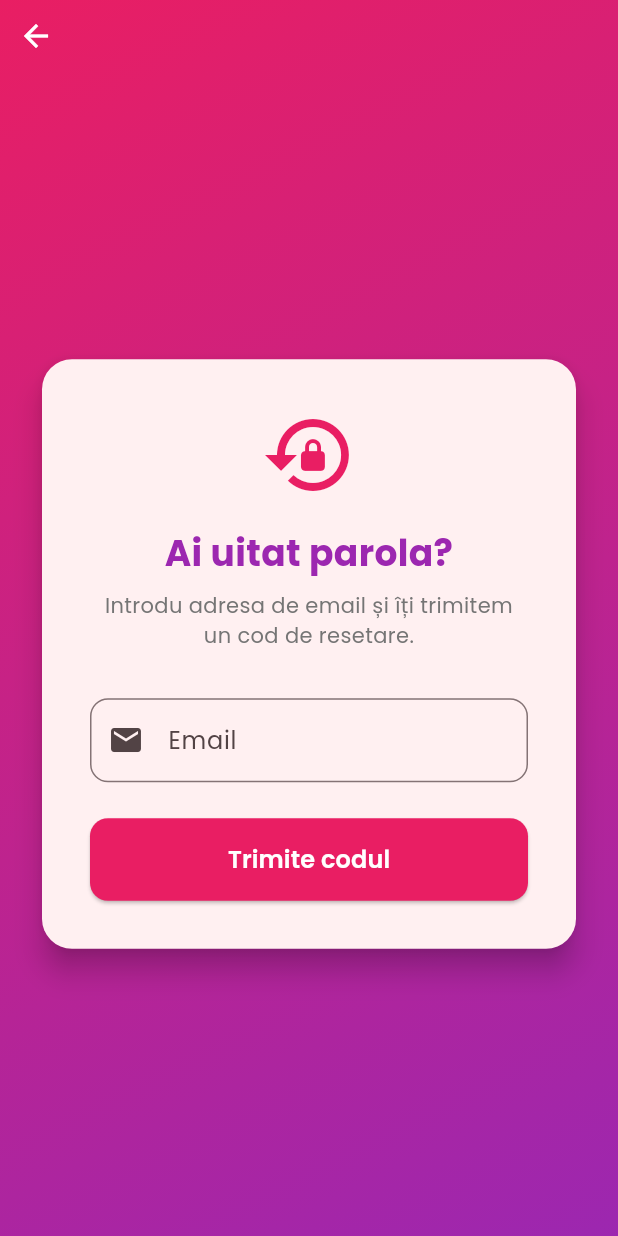
After one commit to catalinvangheli-ai/datingx, a Flutter app: the ForgotPasswordScreen screen opened directly, on a phone screen of 412 x 824 dp. The commit adds this screen. Run offline on Flutter 3.47's test engine with Material 3 defaults, Android fonts, the phone set to English and light mode, and no system bars; our stand-ins replace google_fonts, image_picker, shared_preferences; accounts and stored records are empty; network calls fail.

Commit message:
Add password reset via email (forgot-password + reset-password)

```diff
--- a/lib/config/api_config.dart
+++ b/lib/config/api_config.dart
@@ -9,6 +9,8 @@ class ApiConfig {
   static const String authLogin = '/auth/login';
   static const String authMe = '/auth/me';
   static const String authDeleteAccount = '/auth/account';
+  static const String authForgotPassword = '/auth/forgot-password';
+  static const String authResetPassword = '/auth/reset-password';
 
   static const String profile = '/profile';
   static const String profileMatches = '/profile/matches';
--- /dev/null
+++ b/lib/screens/forgot_password_screen.dart
@@ -0,0 +1,184 @@
+import 'package:flutter/material.dart';
+import 'package:google_fonts/google_fonts.dart';
+import 'package:provider/provider.dart';
+import '../providers/auth_provider.dart';
+import 'reset_password_screen.dart';
+
+class ForgotPasswordScreen extends StatefulWidget {
+  const ForgotPasswordScreen({super.key});
+
+  @override
+  State<ForgotPasswordScreen> createState() => _ForgotPasswordScreenState();
+}
+
+class _ForgotPasswordScreenState extends State<ForgotPasswordScreen> {
+  final _formKey = GlobalKey<FormState>();
+  final _emailController = TextEditingController();
+
+  @override
+  void dispose() {
+    _emailController.dispose();
+    super.dispose();
+  }
+
+  Future<void> _submit() async {
+    if (!_formKey.currentState!.validate()) return;
+
+    final authProvider = Provider.of<AuthProvider>(context, listen: false);
+    final email = _emailController.text.trim();
+
+    final success = await authProvider.forgotPassword(email);
+
+    if (!mounted) return;
+
+    if (success) {
+      Navigator.of(context).push(
+        MaterialPageRoute(
+          builder: (_) => ResetPasswordScreen(email: email),
+        ),
+      );
+    } else {
+      ScaffoldMessenger.of(context).showSnackBar(
+        const SnackBar(
+          content: Text('Eroare la trimiterea emailului. Încearcă din nou.'),
+          backgroundColor: Colors.red,
+        ),
+      );
+    }
+  }
+
+  @override
+  Widget build(BuildContext context) {
+    return Scaffold(
+      body: Container(
+        decoration: const BoxDecoration(
+          gradient: LinearGradient(
+            begin: Alignment.topLeft,
+            end: Alignment.bottomRight,
+            colors: [Color(0xFFE91E63), Color(0xFF9C27B0)],
+          ),
+        ),
+        child: SafeArea(
+          child: Column(
+            children: [
+              // Buton înapoi
+              Align(
+                alignment: Alignment.topLeft,
+                child: IconButton(
+                  icon: const Icon(Icons.arrow_back, color: Colors.white),
+                  onPressed: () => Navigator.of(context).pop(),
+                ),
+              ),
+              Expanded(
+                child: Center(
+                  child: SingleChildScrollView(
+                    padding: const EdgeInsets.all(24),
+                    child: Card(
+                      elevation: 8,
+                      shape: RoundedRectangleBorder(
+                        borderRadius: BorderRadius.circular(20),
+                      ),
+                      child: Container(
+                        constraints: const BoxConstraints(maxWidth: 500),
+                        padding: const EdgeInsets.all(32),
+                        child: Form(
+                          key: _formKey,
+                          child: Column(
+                            mainAxisSize: MainAxisSize.min,
+                            crossAxisAlignment: CrossAxisAlignment.stretch,
+                            children: [
+                              const Icon(
+                                Icons.lock_reset,
+                                size: 64,
+                                color: Color(0xFFE91E63),
+                              ),
+                              const SizedBox(height: 16),
+                              Text(
+                                'Ai uitat parola?',
+                                style: GoogleFonts.poppins(
+                                  fontSize: 24,
+                                  fontWeight: FontWeight.bold,
+                                  color: const Color(0xFF9C27B0),
+                                ),
+                                textAlign: TextAlign.center,
+                              ),
+                              const SizedBox(height: 8),
+                              Text(
+                                'Introdu adresa de email și îți trimitem un cod de resetare.',
+                                style: GoogleFonts.poppins(
+                                  fontSize: 14,
+                                  color: Colors.grey[600],
+                                ),
+                                textAlign: TextAlign.center,
+                              ),
+                              const SizedBox(height: 32),
+
+                              TextFormField(
+                                controller: _emailController,
+                                keyboardType: TextInputType.emailAddress,
+                                decoration: InputDecoration(
+                                  labelText: 'Email',
+                                  prefixIcon: const Icon(Icons.email),
+                                  border: OutlineInputBorder(
+                                    borderRadius: BorderRadius.circular(12),
+                                  ),
+                                ),
+                                validator: (value) {
+                                  if (value == null || value.isEmpty) {
+                                    return 'Introdu adresa de email';
+                                  }
+                                  if (!RegExp(r'^[\w-\.]+@([\w-]+\.)+[\w-]{2,4}$')
+                                      .hasMatch(value)) {
+                                    return 'Email invalid';
+                                  }
+                                  return null;
+                                },
+                              ),
+                              const SizedBox(height: 24),
+
+                              Consumer<AuthProvider>(
+                                builder: (context, authProvider, _) {
+                                  return ElevatedButton(
+                                    onPressed: authProvider.isLoading ? null : _submit,
+                                    style: ElevatedButton.styleFrom(
+                                      backgroundColor: const Color(0xFFE91E63),
+                                      foregroundColor: Colors.white,
+                                      padding: const EdgeInsets.symmetric(vertical: 16),
+                                      shape: RoundedRectangleBorder(
+                                        borderRadius: BorderRadius.circular(12),
+                                      ),
+                                    ),
+                                    child: authProvider.isLoading
+                                        ? const SizedBox(
+                                            height: 20,
+                                            width: 20,
+                                            child: CircularProgressIndicator(
+                                              color: Colors.white,
+                                              strokeWidth: 2,
+                                            ),
+                                          )
+                                        : Text(
+                                            'Trimite codul',
+                                            style: GoogleFonts.poppins(
+                                              fontSize: 16,
+                                              fontWeight: FontWeight.w600,
+                                            ),
+                                          ),
+                                  );
+                                },
+                              ),
+                            ],
+                          ),
+                        ),
+                      ),
+                    ),
+                  ),
+                ),
+              ),
+            ],
+          ),
+        ),
+      ),
+    );
+  }
+}
--- a/lib/services/api_service.dart
+++ b/lib/services/api_service.dart
@@ -66,6 +66,25 @@ class ApiService {
       headers: _getHeaders(),
     );
 
+    return _handleResponse(response);
+  }
+
+  static Future<Map<String, dynamic>> forgotPassword(String email) async {
+    final response = await http.post(
+      Uri.parse('${ApiConfig.baseUrl}${ApiConfig.authForgotPassword}'),
+      headers: _getHeaders(includeAuth: false),
+      body: jsonEncode({'email': email}),
+    );
+    return _handleResponse(response);
+  }
+
+  static Future<Map<String, dynamic>> resetPassword(
+      String email, String code, String password) async {
+    final response = await http.post(
+      Uri.parse('${ApiConfig.baseUrl}${ApiConfig.authResetPassword}'),
+      headers: _getHeaders(includeAuth: false),
+      body: jsonEncode({'email': email, 'code': code, 'password': password}),
+    );
     return _handleResponse(response);
   }
 
```
Also changed, not shown: lib/providers/auth_provider.dart (+45 -0 lines), lib/screens/login_screen.dart (+30 -16 lines), lib/screens/reset_password_screen.dart (added, +263 -0 lines), 4 other files.
